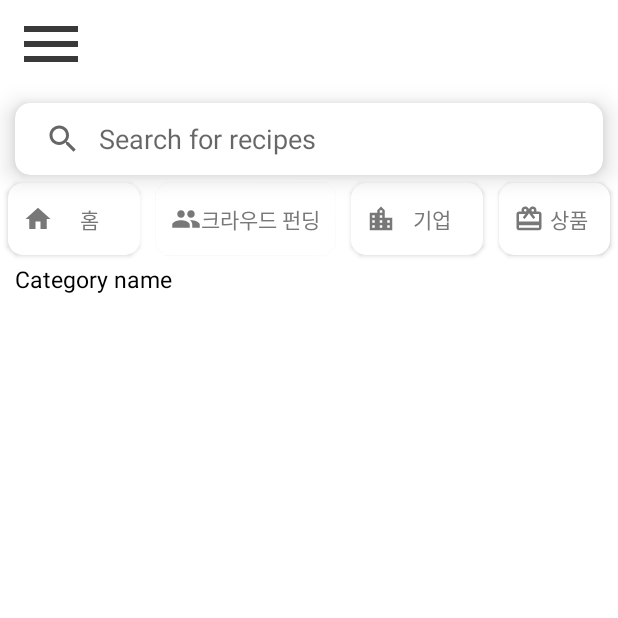
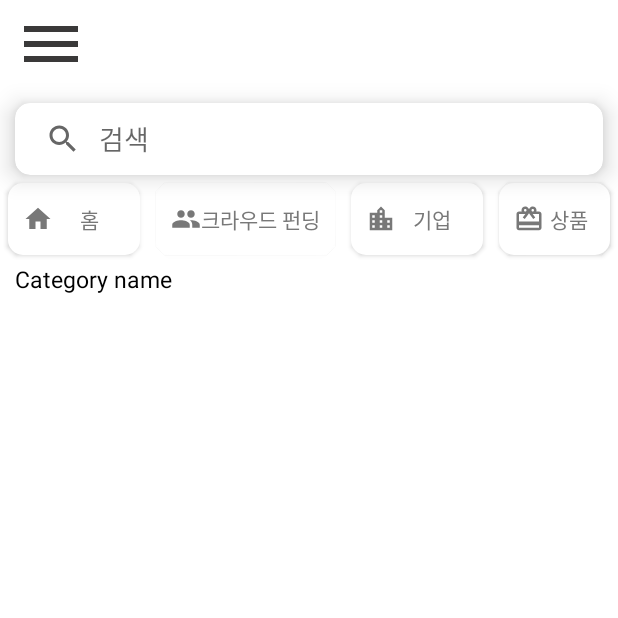
Before and after one commit to jejxis/Econg, an Android app: the HomeActivity screen opened directly, with no data from a screen before it, on a phone screen of 412 x 824 dp, the top half of it. Run offline under Robolectric (Android 15) with nearby library versions, the phone set to English and light mode, and no system bars; our stand-ins replace Firebase (no records; nobody signed in at launch, a user with empty details on screens opened directly); pictures from the network do not load; 14 statements that could not run were skipped.

Commit message:
layout: detail_comp, home/ HomeActivity/ build.gradle: add buildFeatures{databinding:true}

```diff
--- a/app/build.gradle
+++ b/app/build.gradle
@@ -26,6 +26,7 @@ android {
 
     buildFeatures{
         viewBinding true
+        dataBinding = true
     }
     compileOptions {
         sourceCompatibility JavaVersion.VERSION_1_8
--- a/app/src/main/java/net/flow9/thisiskotlin/econg/HomeActivity.kt
+++ b/app/src/main/java/net/flow9/thisiskotlin/econg/HomeActivity.kt
@@ -66,6 +66,7 @@ class HomeActivity : AppCompatActivity(), NavigationView.OnNavigationItemSelecte
 
         //recycler
         loadData(binding.cgHome)
+        categoryChange(binding.cgHome)
 
         productAdapter.setClickListener(onClickedListItem)
         companyAdapter.setClickListener(onClickedCompanyListItem)
--- a/app/src/main/res/layout/activity_detail_comp.xml
+++ b/app/src/main/res/layout/activity_detail_comp.xml
@@ -89,7 +89,7 @@
 
         <androidx.recyclerview.widget.RecyclerView
             android:id="@+id/rv_items"
-            android:layout_width="wrap_content"
+            android:layout_width="match_parent"
             android:layout_height="wrap_content"
             android:layout_margin="10dp"
             android:orientation="horizontal"
--- a/app/src/main/res/layout/activity_home.xml
+++ b/app/src/main/res/layout/activity_home.xml
@@ -79,7 +79,7 @@
                     android:layout_height="wrap_content"
                     android:iconifiedByDefault="false"
                     android:queryBackground="@color/transparent"
-                    android:queryHint="Search for recipes" />
+                    android:queryHint="검색" />
 
             </androidx.cardview.widget.CardView>
 
```
